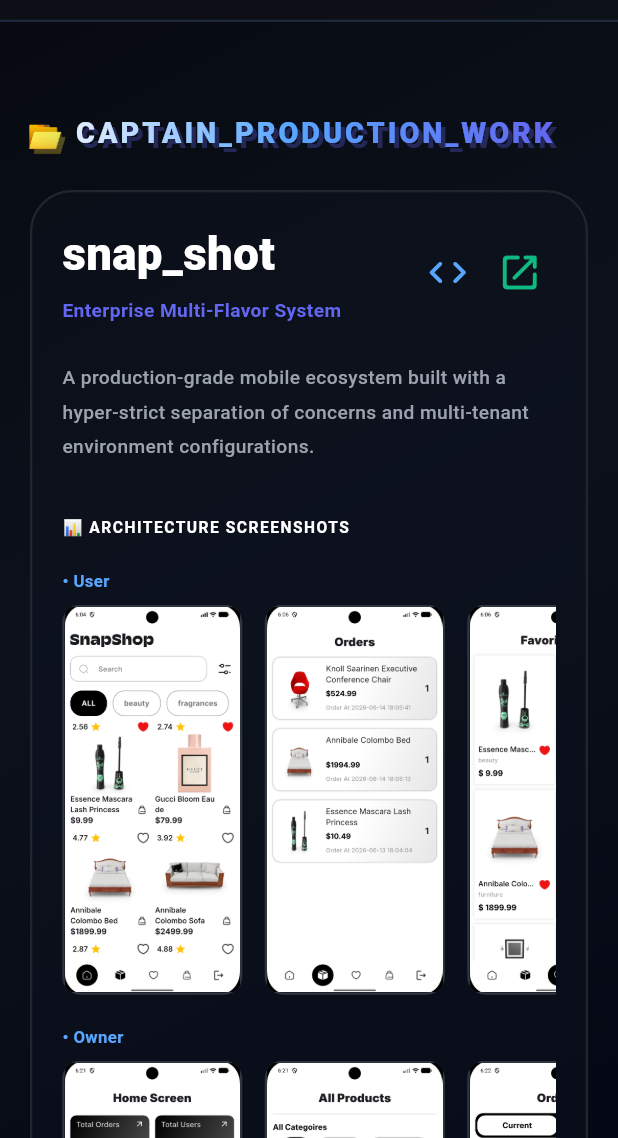
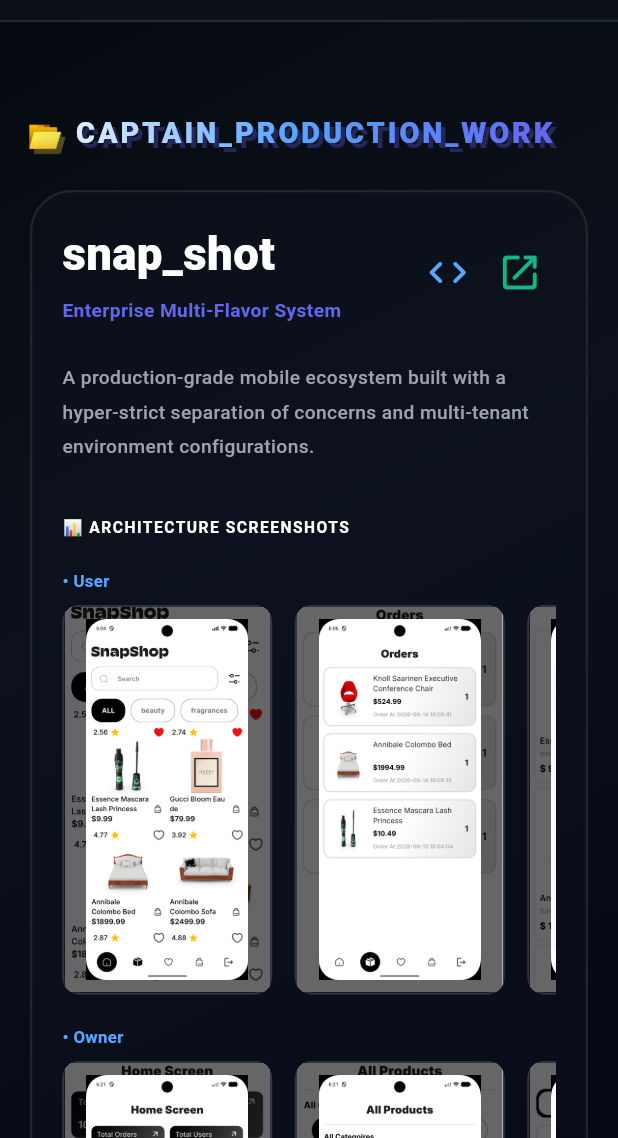
Before and after one commit to seiftarek10/my_portofilo, a Flutter app: the screen it shows after launch, scrolled down 2880 dp, on a phone screen of 412 x 824 dp, the part 98-1236 px from its top. Run offline on Flutter 3.47's test engine with Material 3 defaults, Android fonts, the phone set to English and light mode, and no system bars; Roboto replaces fonts that are missing (Fira Code).

Commit message:
fix images ratio

```diff
--- a/lib/presentation/widgets/premium_project_card.dart
+++ b/lib/presentation/widgets/premium_project_card.dart
@@ -278,7 +278,6 @@ class _PremiumProjectCardState extends State<PremiumProjectCard> {
       ),
     );
   }
-
 Widget _buildImageListView(List images) {
   return SizedBox(
     height: 260,
@@ -288,28 +287,35 @@ class _PremiumProjectCardState extends State<PremiumProjectCard> {
       itemCount: images.length,
       itemBuilder: (context, imgIndex) {
         return Container(
-            width: 120,
+          width: 140,
           margin: const EdgeInsets.only(right: 15),
           decoration: BoxDecoration(
             borderRadius: BorderRadius.circular(12),
             border: Border.all(color: const Color(0xFF30363D), width: 1.5),
           ),
           clipBehavior: Clip.antiAlias,
+          child: Stack(
+            fit: StackFit.expand,
+            children: [
+              Image.asset(
+                images[imgIndex],
+                fit: BoxFit.cover,
+              ),
+              Container(color: Colors.black.withValues(alpha: 0.6)),
+              Padding(
+                padding: const EdgeInsets.all(8),
                 child: Image.asset(
                   images[imgIndex],
-              fit: BoxFit.cover,
+                  fit: BoxFit.contain,
+                  alignment: Alignment.center,
                   errorBuilder: (context, error, stackTrace) {
-                return Container(
-                  color: const Color(0xFF161B22),
-                  child: const Center(
-                    child: Icon(
-                      Icons.image_not_supported_rounded,
-                      color: Color(0xFF484F58),
-                      size: 28,
+                    return const Center(
+                      child: Icon(Icons.broken_image, color: Color(0xFF484F58)),
+                    );
+                  },
                 ),
               ),
-                );
-              },
+            ],
           ),
         );
       },
```
Lines whose indentation alone changed are shown as unchanged.
